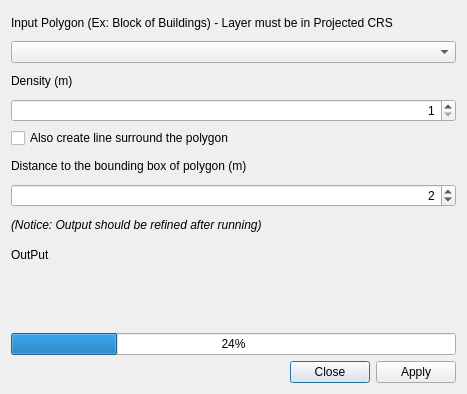
Above: forms/hcmgis_centerline_form.ui from thangqd/HCMGIS before the change. Below: the same form after it.
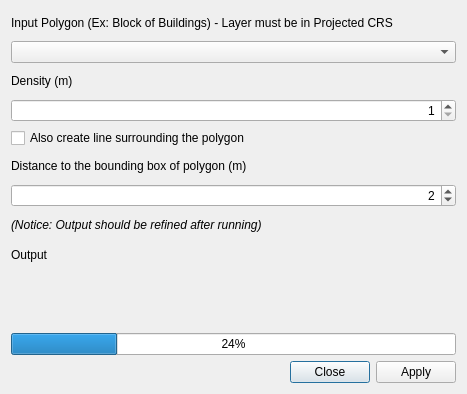
That is the form after the change. Custom widgets are drawn as their Qt base class.

Diff of the .ui file:
```diff
--- a/forms/hcmgis_centerline_form.ui
+++ b/forms/hcmgis_centerline_form.ui
@@ -57,7 +57,7 @@
      <item row="4" column="0" colspan="2">
       <widget class="QCheckBox" name="chksurround">
        <property name="text">
-        <string>Also create line surround the polygon</string>
+        <string>Also create line surrounding the polygon</string>
        </property>
        <property name="checked">
         <bool>false</bool>
@@ -74,7 +74,7 @@
      <item row="8" column="0" colspan="2">
       <widget class="QLabel" name="LblOutput">
        <property name="text">
-        <string>OutPut</string>
+        <string>Output</string>
        </property>
       </widget>
      </item>
```
